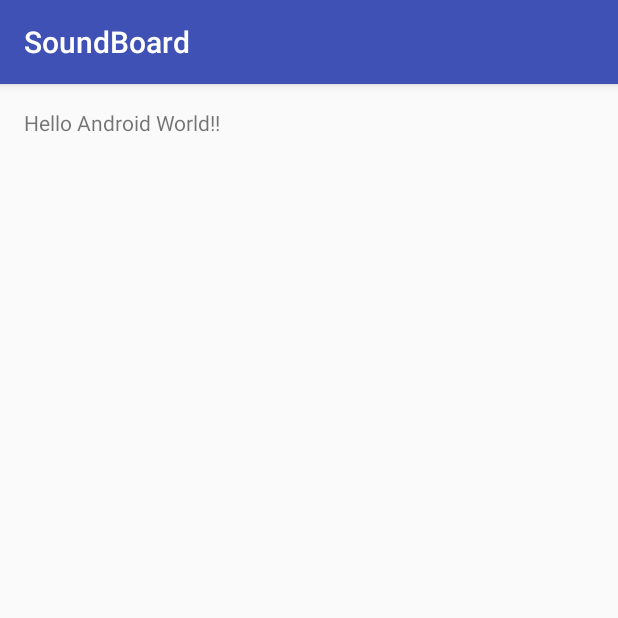
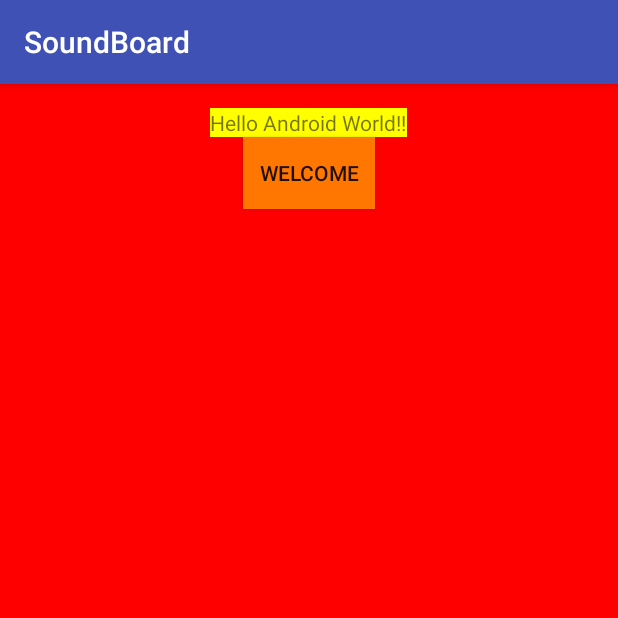
Before and after one commit to christopherstock/AndroidSoundBoard, an Android app: the screen it shows after launch (SoundBoardWelcomeScreen), on a phone screen of 412 x 824 dp, the top half of it. Run offline under Robolectric (Android 15) with nearby library versions, the phone set to English and light mode, and no system bars.

Commit message:
Oldschool ui elements.

```diff
--- a/app/src/main/java/de/mayflower/soundboard/state/SoundBoardWelcomeScreen.java
+++ b/app/src/main/java/de/mayflower/soundboard/state/SoundBoardWelcomeScreen.java
@@ -3,8 +3,8 @@
 
     import  android.os.Bundle;
     import  android.support.v7.app.AppCompatActivity;
-
-    import de.mayflower.soundboard.R;
+    import  android.widget.Button;
+    import  de.mayflower.soundboard.R;
 
     /*******************************************************************************************
     *   The main activity of the SoundBoardWelcomeScreen application.
@@ -24,6 +24,10 @@
         {
             super.onCreate(savedInstanceState);
 
-            this.setContentView(R.layout.activity_sound_board);
+            this.setContentView(R.layout.activity_sound_board_welcome_screen);
+
+            Button welcomeButton = (Button)this.findViewById(R.id.button_welcome);
+
+
         }
     }
--- a/app/src/main/res/layout/activity_sound_board.xml
+++ /dev/null
@@ -1,17 +0,0 @@
-<?xml version="1.0" encoding="utf-8"?>
-<RelativeLayout xmlns:android="http://schemas.android.com/apk/res/android"
-    xmlns:tools="http://schemas.android.com/tools"
-    android:id="@+id/activity_sound_board"
-    android:layout_width="match_parent"
-    android:layout_height="match_parent"
-    android:paddingBottom="@dimen/activity_vertical_margin"
-    android:paddingLeft="@dimen/activity_horizontal_margin"
-    android:paddingRight="@dimen/activity_horizontal_margin"
-    android:paddingTop="@dimen/activity_vertical_margin"
-    tools:context="de.mayflower.soundboard.state.SoundBoardWelcomeScreen">
-
-    <TextView
-        android:layout_width="wrap_content"
-        android:layout_height="wrap_content"
-        android:text="@string/hello" />
-</RelativeLayout>
--- /dev/null
+++ b/app/src/main/res/layout/activity_sound_board_welcome_screen.xml
@@ -0,0 +1,33 @@
+<?xml version="1.0" encoding="utf-8"?>
+<LinearLayout xmlns:android="http://schemas.android.com/apk/res/android"
+    xmlns:tools="http://schemas.android.com/tools"
+    android:orientation="vertical"
+    android:id="@+id/activity_sound_board_welcome_screen"
+    android:layout_width="match_parent"
+    android:layout_height="match_parent"
+    android:background="#ffff0000"
+    android:paddingBottom="@dimen/activity_vertical_margin"
+    android:paddingLeft="@dimen/activity_horizontal_margin"
+    android:paddingRight="@dimen/activity_horizontal_margin"
+    android:paddingTop="@dimen/activity_vertical_margin"
+    tools:context="de.mayflower.soundboard.state.SoundBoardWelcomeScreen">
+
+    <TextView
+        android:layout_width="wrap_content"
+        android:layout_height="wrap_content"
+        android:layout_gravity="center_horizontal"
+        android:background="#ffffff00"
+        android:textAlignment="center"
+        android:text="@string/hello"
+        />
+
+    <Button
+        android:id="@+id/button_welcome"
+        android:layout_width="wrap_content"
+        android:layout_height="wrap_content"
+        android:layout_gravity="center_horizontal"
+        android:background="#ffff7700"
+        android:text="@string/button_welcome"
+        />
+
+</LinearLayout>
--- a/app/src/main/res/values/strings.xml
+++ b/app/src/main/res/values/strings.xml
@@ -1,4 +1,5 @@
 <resources>
+
     <string name="app_name">SoundBoard</string>
     <string name="hello">Hello Android World!!</string>
 
@@ -7,4 +8,7 @@
     <string name="menu_action_settings">Settings</string>
     <string name="empty_string" />
 
+
+    <string name="button_welcome">Welcome</string>
+
 </resources>
```
